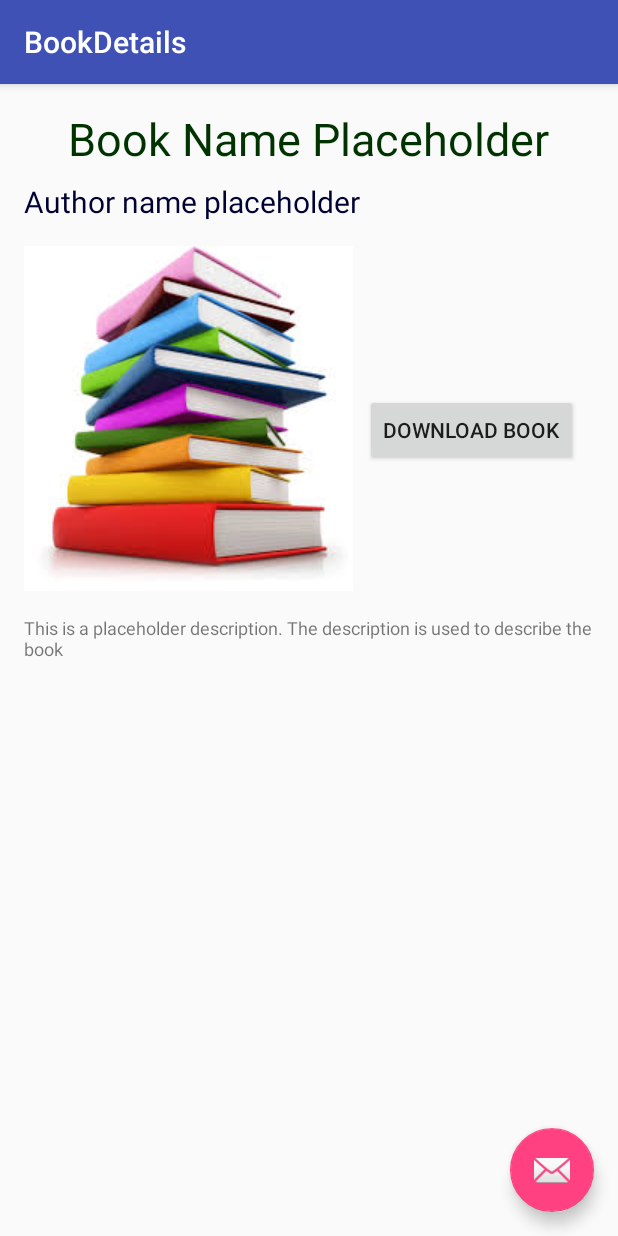
After one commit to GoodDeeds/BookbayApp, an Android app: the BookDetails screen opened directly, with no data from a screen before it, on a phone screen of 412 x 824 dp. The commit adds this screen. Run offline under Robolectric (Android 15) with nearby library versions, the phone set to English and light mode, and no system bars; 1 statement that could not run was skipped.

Commit message:
added book details activity

```diff
--- /dev/null
+++ b/app/src/main/java/in/co/iith/lib/bookbay/BookDetails.java
@@ -0,0 +1,207 @@
+package in.co.iith.lib.bookbay;
+
+import android.content.Intent;
+import android.net.Uri;
+import android.os.AsyncTask;
+import android.os.Bundle;
+import android.support.design.widget.FloatingActionButton;
+import android.support.design.widget.Snackbar;
+import android.support.v7.app.AppCompatActivity;
+import android.support.v7.widget.Toolbar;
+import android.util.Log;
+import android.view.View;
+import android.widget.TextView;
+
+import org.json.JSONArray;
+import org.json.JSONException;
+import org.json.JSONObject;
+
+import java.io.BufferedReader;
+import java.io.IOException;
+import java.io.InputStream;
+import java.io.InputStreamReader;
+import java.net.HttpURLConnection;
+import java.net.URL;
+
+
+public class BookDetails extends AppCompatActivity {
+
+    String bookId;
+    JSONArray bookList;
+
+    @Override
+    protected void onCreate(Bundle savedInstanceState) {
+        super.onCreate(savedInstanceState);
+        setContentView(R.layout.activity_book_details);
+        Intent intent = getIntent();
+        bookId = intent.getExtras().getString("Sending id");
+        FetchBookDetails fetchbooks = new FetchBookDetails();
+        fetchbooks.execute(bookId);
+        Toolbar toolbar = (Toolbar) findViewById(R.id.toolbar);
+        setSupportActionBar(toolbar);
+
+        FloatingActionButton fab = (FloatingActionButton) findViewById(R.id.fab);
+        fab.setOnClickListener(new View.OnClickListener() {
+            @Override
+            public void onClick(View view) {
+                Snackbar.make(view, "Replace with your own action", Snackbar.LENGTH_LONG)
+                        .setAction("Action", null).show();
+            }
+        });
+//        getSupportActionBar().setDisplayHomeAsUpEnabled(true);
+    }
+
+    public class FetchBookDetails extends AsyncTask<String, Void, String[]> {
+
+        public String[] getBookDataFromJSON(String bookJSONObject) throws JSONException {
+            bookList = new JSONArray(bookJSONObject);
+//            if(bookList.length()==0)
+//            {
+//                String[] resultString = new String[0];
+//                // resultString[0] = "No results found";
+//                query_string = "No books found for query \""+message+"\"";
+//                return resultString;
+//            }
+//            query_string = "Search result for query \""+message+"\"";
+            JSONObject loadedData = bookList.getJSONObject(0);
+            String[] resultString = new String[5];
+            String bookName;
+            String courseID;
+            String bookAuthor;
+            String bookID;
+            String description;
+            resultString[1] = bookName = loadedData.getString("name");
+            resultString[3] = courseID = loadedData.getString("course");
+            resultString[2] = bookAuthor = loadedData.getString("author");
+            resultString[0] = bookID = loadedData.getString("id");
+            resultString[4] = description = loadedData.getString("description");
+
+            //  resultString[i] = loadedData.getString("name");
+
+
+
+
+        return resultString;
+    }
+
+    @Override
+    protected String[] doInBackground(String... params) {
+        // These two need to be declared outside the try/catch
+// so that they can be closed in the finally block.
+        HttpURLConnection urlConnection = null;
+        BufferedReader reader = null;
+
+        // Will contain the raw JSON response as a string.
+        String forecastJsonStr = null;
+
+        try {
+            // Construct the URL for the OpenWeatherMap query
+            // Possible parameters are available at OWM's forecast API page, at
+            // http://openweathermap.org/API#forecast
+            final String FORECAST_BASE_URL = "https://lib.iith.co.in/api/book?";
+            final String QUERY_PARAM = "id";
+
+            Uri builtUri = Uri.parse(FORECAST_BASE_URL).buildUpon()
+                    .appendQueryParameter(QUERY_PARAM, params[0])
+                    .build();
+            URL url = new URL(builtUri.toString());
+
+
+            // Create the request to OpenWeatherMap, and open the connection
+            urlConnection = (HttpURLConnection) url.openConnection();
+            urlConnection.setRequestMethod("GET");
+            urlConnection.connect();
+
+            // Read the input stream into a String
+            InputStream inputStream = urlConnection.getInputStream();
+            StringBuffer buffer = new StringBuffer();
+            if (inputStream == null) {
+                // Nothing to do.
+                forecastJsonStr = null;
+            }
+            reader = new BufferedReader(new InputStreamReader(inputStream));
+
+            String line;
+            while ((line = reader.readLine()) != null) {
+                // Since it's JSON, adding a newline isn't necessary (it won't affect parsing)
+                // But it does make debugging a *lot* easier if you print out the completed
+                // buffer for debugging.
+                buffer.append(line + "\n");
+            }
+
+            if (buffer.length() == 0) {
+                // Stream was empty.  No point in parsing.
+                return null;
+            }
+            forecastJsonStr = buffer.toString();
+
+        } catch (IOException e) {
+            Log.e("Bookbay", "Error ", e);
+            // If the code didn't successfully get the weather data, there's no point in attempting
+            // to parse it.
+            return null;
+        } finally {
+            if (urlConnection != null) {
+                urlConnection.disconnect();
+            }
+            if (reader != null) {
+                try {
+                    return getBookDataFromJSON(forecastJsonStr);
+                } catch (JSONException e) {
+                    Log.e("Bookbay", "Error closing stream", e);
+                    e.printStackTrace();
+                }
+            }
+        }
+        return null;
+    }
+        @Override
+        protected void onPostExecute(String[] result) {
+            if(result!=null){
+                TextView bookName = (TextView) findViewById(R.id.book_name_view);
+                TextView bookAuthor = (TextView) findViewById(R.id.author_name_view);
+                TextView bookDescription = (TextView) findViewById(R.id.book_description);
+                bookName.setText(result[1]);
+                bookAuthor.setText(result[2]);
+                bookDescription.setText(result[4]);
+
+
+            }
+
+        }
+
+}
+
+
+    /*public void onClick(View v) {
+        startActivity(new Intent(this, IndexActivity.class));
+        finish();
+
+    }*/
+
+//    private class DownloadImageTask extends AsyncTask<String, Void, Bitmap> {
+//        ImageView bmImage;
+//
+//        public DownloadImageTask(ImageView bmImage) {
+//            this.bmImage = bmImage;
+//        }
+//
+//        protected Bitmap doInBackground(String... urls) {
+//            String urldisplay = urls[0];
+//            Bitmap mIcon11 = null;
+//            try {
+//                InputStream in = new java.net.URL(urldisplay).openStream();
+//                mIcon11 = BitmapFactory.decodeStream(in);
+//            } catch (Exception e) {
+//                Log.e("Error", e.getMessage());
+//                e.printStackTrace();
+//            }
+//            return mIcon11;
+//        }
+//
+//        protected void onPostExecute(Bitmap result) {
+//            bmImage.setImageBitmap(result);
+//        }
+//    }
+
+}
--- /dev/null
+++ b/app/src/main/res/layout/activity_book_details.xml
@@ -0,0 +1,34 @@
+<?xml version="1.0" encoding="utf-8"?>
+<android.support.design.widget.CoordinatorLayout xmlns:android="http://schemas.android.com/apk/res/android"
+    xmlns:app="http://schemas.android.com/apk/res-auto"
+    xmlns:tools="http://schemas.android.com/tools"
+    android:layout_width="match_parent"
+    android:layout_height="match_parent"
+    android:fitsSystemWindows="true"
+    tools:context="in.co.iith.lib.bookbay.BookDetails">
+
+    <android.support.design.widget.AppBarLayout
+        android:layout_width="match_parent"
+        android:layout_height="wrap_content"
+        android:theme="@style/AppTheme.AppBarOverlay">
+
+        <android.support.v7.widget.Toolbar
+            android:id="@+id/toolbar"
+            android:layout_width="match_parent"
+            android:layout_height="?attr/actionBarSize"
+            android:background="?attr/colorPrimary"
+            app:popupTheme="@style/AppTheme.PopupOverlay" />
+
+    </android.support.design.widget.AppBarLayout>
+
+    <include layout="@layout/content_book_details" />
+
+    <android.support.design.widget.FloatingActionButton
+        android:id="@+id/fab"
+        android:layout_width="wrap_content"
+        android:layout_height="wrap_content"
+        android:layout_gravity="bottom|end"
+        android:layout_margin="@dimen/fab_margin"
+        android:src="@android:drawable/ic_dialog_email" />
+
+</android.support.design.widget.CoordinatorLayout>
--- /dev/null
+++ b/app/src/main/res/layout/content_book_details.xml
@@ -0,0 +1,72 @@
+<?xml version="1.0" encoding="utf-8"?>
+<ScrollView xmlns:android="http://schemas.android.com/apk/res/android"
+    xmlns:app="http://schemas.android.com/apk/res-auto"
+    xmlns:tools="http://schemas.android.com/tools"
+    android:layout_width="fill_parent"
+    android:layout_height="fill_parent"
+    app:layout_behavior="@string/appbar_scrolling_view_behavior"
+    tools:context="in.co.iith.lib.bookbay.BookDetails"
+    tools:showIn="@layout/activity_book_details"
+
+    >
+<RelativeLayout
+    android:layout_width="match_parent"
+    android:layout_height="match_parent"
+    android:paddingBottom="@dimen/activity_vertical_margin"
+    android:paddingLeft="@dimen/activity_horizontal_margin"
+    android:paddingRight="@dimen/activity_horizontal_margin"
+    android:paddingTop="@dimen/activity_vertical_margin"
+
+   >
+
+    <TextView
+        android:id="@+id/book_name_view"
+        android:layout_width="wrap_content"
+        android:layout_height="wrap_content"
+        android:text="Book Name Placeholder"
+        android:textSize="30sp"
+        android:textColor="#003300"
+        android:layout_centerHorizontal="true"
+        android:layout_marginBottom="8dp"
+        />
+    <TextView
+        android:id="@+id/author_name_view"
+        android:layout_width="wrap_content"
+        android:layout_height="wrap_content"
+        android:layout_below="@id/book_name_view"
+        android:text="Author name placeholder"
+        android:textSize="20sp"
+        android:textColor="#000033"
+        android:layout_marginBottom="16dp"/>
+
+
+    <LinearLayout
+        android:id="@+id/imagebutton_layout"
+        android:layout_width="match_parent"
+        android:layout_height="wrap_content"
+        android:orientation="horizontal"
+        android:layout_below="@id/author_name_view">
+    <ImageView
+        android:id="@+id/book_image"
+        android:layout_width="wrap_content"
+        android:layout_height="wrap_content"
+        android:src="@drawable/images"
+        android:layout_below="@id/author_name_view"
+        android:layout_marginRight="8dp"
+        android:layout_marginBottom="16dp"/>
+    <Button
+        android:layout_width="wrap_content"
+        android:layout_height="wrap_content"
+        android:text="Download Book"
+        android:textAllCaps="true"
+        android:layout_gravity="center"/>
+    </LinearLayout>
+    <TextView
+        android:id="@+id/book_description"
+        android:layout_width="wrap_content"
+        android:layout_height="wrap_content"
+        android:text="This is a placeholder description. The description is used to describe the book"
+        android:layout_below="@id/imagebutton_layout"
+        android:textSize="12sp"/>
+</RelativeLayout>
+</ScrollView>
--- a/app/src/main/res/values/strings.xml
+++ b/app/src/main/res/values/strings.xml
@@ -1,4 +1,5 @@
 <resources>
     <string name="app_name">Bookbay</string>
     <string name="action_settings">Settings</string>
+    <string name="title_activity_book_details">BookDetails</string>
 </resources>
```
Also changed, not shown: app/src/main/AndroidManifest.xml (+12 -2 lines), app/src/main/java/in/co/iith/lib/bookbay/BookDisplay.java (+67 -2 lines), app/src/main/java/in/co/iith/lib/bookbay/MainActivity.java (+8 -0 lines), app/src/main/res/drawable/images.jpeg (added).
